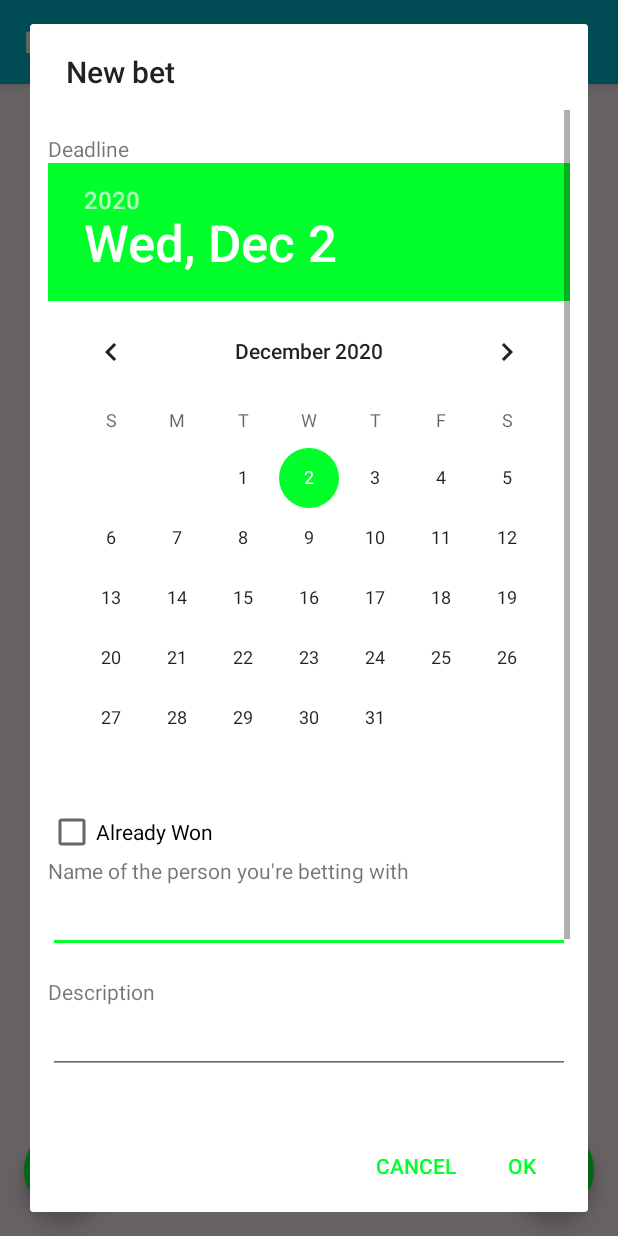
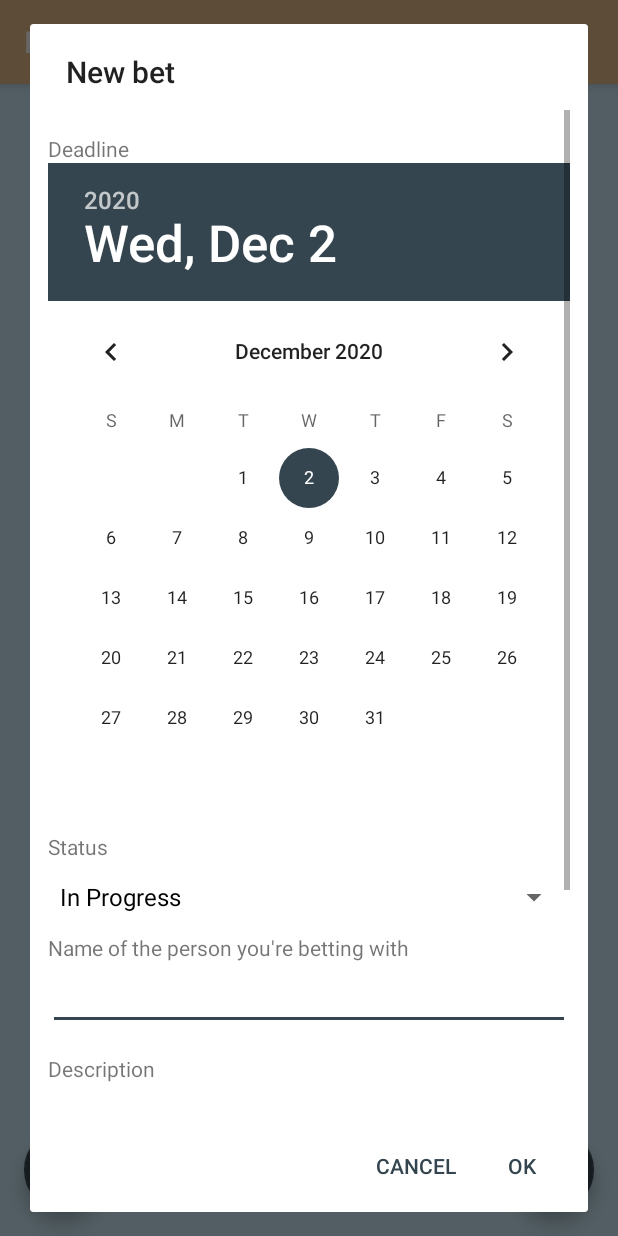
Before and after one commit to Frostforus/BetTracker, an Android app: the BetActivity screen opened directly, with no data from a screen before it, after a tap on an icon or button, on a phone screen of 412 x 824 dp. Run offline under Robolectric (Android 15) with nearby library versions, the phone set to English and light mode, and no system bars; our stand-ins replace Room's generated code; libraries missing offline, so code that uses them is left out: com.google.zxing.integration, com.journeyapps.barcodescanner.

Commit message:
Status in database. Name database before final cleanup

```diff
--- a/app/src/main/java/com/frostforus/betTracker/list_data/adapter/BetAdapter.kt
+++ b/app/src/main/java/com/frostforus/betTracker/list_data/adapter/BetAdapter.kt
@@ -9,8 +9,8 @@ import androidx.annotation.DrawableRes
 import androidx.recyclerview.widget.RecyclerView
 import com.frostforus.betTracker.R
 import com.frostforus.betTracker.list_data.BetActivity
+import com.frostforus.betTracker.list_data.data.BetItem
 import com.frostforus.betTracker.list_data.fragments.BetItemDetailsFragment
-import hu.bme.aut.shoppinglist.data.BetItem
 import kotlin.concurrent.thread
 
 class BetAdapter(private val listener: BetItemClickListener, private val activity: BetActivity) :
@@ -34,7 +34,7 @@ class BetAdapter(private val listener: BetItemClickListener, private val activit
         holder.categoryTextView.text = item.category.name
         holder.priceTextView.text = item.pot + " Ft"
         holder.iconImageView.setImageResource(getImageResource(item.category))
-        holder.isBoughtCheckBox.isChecked = item.betOver
+        holder.isBoughtCheckBox.isChecked = (item.status.name == BetItem.Status.WON.name)
 
         holder.item = item
     }
--- a/app/src/main/java/com/frostforus/betTracker/list_data/data/BetItemDao.kt
+++ b/app/src/main/java/com/frostforus/betTracker/list_data/data/BetItemDao.kt
@@ -1,7 +1,6 @@
 package com.frostforus.betTracker.list_data.data
 
 import androidx.room.*
-import hu.bme.aut.shoppinglist.data.BetItem
 
 
 @Dao
--- a/app/src/main/java/com/frostforus/betTracker/list_data/data/BetListDatabase.kt
+++ b/app/src/main/java/com/frostforus/betTracker/list_data/data/BetListDatabase.kt
@@ -3,11 +3,10 @@ package com.frostforus.betTracker.list_data.data
 import androidx.room.Database
 import androidx.room.RoomDatabase
 import androidx.room.TypeConverters
-import hu.bme.aut.shoppinglist.data.BetItem
 
 //TODO: Make migration work
 @Database(entities = [BetItem::class], version = 4)
-@TypeConverters(value = [BetItem.Category::class])
+@TypeConverters(value = [BetItem.Category::class, BetItem.Status::class])
 abstract class BetListDatabase : RoomDatabase() {
     abstract fun betItemDao(): BetItemDao
 }
--- a/app/src/main/java/com/frostforus/betTracker/list_data/fragments/NewBetItemDialogFragment.kt
+++ b/app/src/main/java/com/frostforus/betTracker/list_data/fragments/NewBetItemDialogFragment.kt
@@ -12,15 +12,18 @@ import android.widget.*
 import androidx.appcompat.app.AlertDialog
 import androidx.fragment.app.DialogFragment
 import com.frostforus.betTracker.R
-import hu.bme.aut.shoppinglist.data.BetItem
+import com.frostforus.betTracker.list_data.data.BetItem
 
 //TODO: Rename all this shit
 private lateinit var nameEditText: EditText
 private lateinit var descriptionEditText: EditText
 private lateinit var estimatedPriceEditText: EditText
 private lateinit var categorySpinner: Spinner
+private lateinit var statusSpinner: Spinner
+
 private lateinit var alreadyPurchasedCheckBox: CheckBox
 private lateinit var picker: DatePicker
+
 class NewBetItemDialogFragment : DialogFragment() {
     interface NewBetItemDialogListener {
         fun onBetItemCreated(newItem: BetItem)
@@ -43,7 +46,7 @@ class NewBetItemDialogFragment : DialogFragment() {
         return AlertDialog.Builder(requireContext())
             .setTitle(R.string.new_bet)
             .setView(getContentView())
-            .setPositiveButton(R.string.ok) { dialogInterface, i ->
+            .setPositiveButton(R.string.ok) { _, _ ->
                 if (isValid()) {
                     listener.onBetItemCreated(getBetItem())
                 }
@@ -61,7 +64,8 @@ class NewBetItemDialogFragment : DialogFragment() {
         pot = estimatedPriceEditText.text.toString(),
         category = BetItem.Category.getByOrdinal(categorySpinner.selectedItemPosition)
             ?: BetItem.Category.ITEM,
-        betOver = alreadyPurchasedCheckBox.isChecked,
+        status = BetItem.Status.getByOrdinal(statusSpinner.selectedItemPosition)
+            ?: BetItem.Status.INPROGRESS,
 
         betEndYear = picker.year.toShort(),
         betEndMonth = picker.month.toShort(),
@@ -85,15 +89,18 @@ class NewBetItemDialogFragment : DialogFragment() {
         nameEditText = contentView.findViewById(R.id.ShoppingItemNameEditText)
         descriptionEditText = contentView.findViewById(R.id.ShoppingItemDescriptionEditText)
         estimatedPriceEditText = contentView.findViewById(R.id.ShoppingItemEstimatedPriceEditText)
-        categorySpinner = contentView.findViewById(R.id.ShoppingItemCategorySpinner)
-        categorySpinner.setAdapter(
-            ArrayAdapter(
-                requireContext(),
-                android.R.layout.simple_spinner_dropdown_item,
-                resources.getStringArray(R.array.category_items)
-            )
+        categorySpinner = contentView.findViewById(R.id.CategorySpinner)
+        categorySpinner.adapter = ArrayAdapter(
+            requireContext(),
+            android.R.layout.simple_spinner_dropdown_item,
+            resources.getStringArray(R.array.category_items)
         )
-        alreadyPurchasedCheckBox = contentView.findViewById(R.id.ShoppingItemIsPurchasedCheckBox)
+        statusSpinner = contentView.findViewById(R.id.StatusSpinner)
+        statusSpinner.adapter = ArrayAdapter(
+            requireContext(),
+            android.R.layout.simple_spinner_dropdown_item,
+            resources.getStringArray(R.array.status_items)
+        )
         return contentView
     }
 
--- a/app/src/main/java/com/frostforus/betTracker/list_data/fragments/RecyclerViewFragment.kt
+++ b/app/src/main/java/com/frostforus/betTracker/list_data/fragments/RecyclerViewFragment.kt
@@ -11,9 +11,9 @@ import androidx.recyclerview.widget.RecyclerView
 import com.frostforus.betTracker.R
 import com.frostforus.betTracker.list_data.BetActivity
 import com.frostforus.betTracker.list_data.adapter.BetAdapter
+import com.frostforus.betTracker.list_data.data.BetItem
 import com.google.zxing.integration.android.IntentIntegrator
 import com.journeyapps.barcodescanner.CaptureActivity
-import hu.bme.aut.shoppinglist.data.BetItem
 import kotlin.concurrent.thread
 
 
--- a/app/src/main/res/layout/dialog_new_bet_item.xml
+++ b/app/src/main/res/layout/dialog_new_bet_item.xml
@@ -27,11 +27,16 @@
                 android:layout_width="wrap_content"
                 android:layout_height="wrap_content" />
 
-            <CheckBox
-                android:id="@+id/ShoppingItemIsPurchasedCheckBox"
+            <TextView
+                android:layout_width="wrap_content"
+                android:layout_height="wrap_content"
+                android:layout_marginTop="16dip"
+                android:text="@string/status" />
+
+            <Spinner
+                android:id="@+id/StatusSpinner"
                 android:layout_width="match_parent"
-                android:layout_height="wrap_content"
-                android:text="@string/already_won" />
+                android:layout_height="wrap_content" />
 
             <TextView
                 android:layout_width="wrap_content"
@@ -61,7 +66,7 @@
                 android:text="@string/category" />
 
             <Spinner
-                android:id="@+id/ShoppingItemCategorySpinner"
+                android:id="@+id/CategorySpinner"
                 android:layout_width="match_parent"
                 android:layout_height="wrap_content" />
 
--- a/app/src/main/res/layout/fragment_item_details.xml
+++ b/app/src/main/res/layout/fragment_item_details.xml
@@ -98,7 +98,7 @@
                     android:layout_width="wrap_content"
                     android:layout_height="wrap_content"
 
-                    android:text="Bet over:" />
+                    android:text="Bet status:" />
 
                 <TextView
 
--- a/app/src/main/res/values/colors.xml
+++ b/app/src/main/res/values/colors.xml
@@ -1,10 +1,10 @@
 <?xml version="1.0" encoding="utf-8"?>
 <resources>
     <!--TODO: Get colors sorted!-->
-    <color name="colorPrimary">#00BCD4</color>
-    <color name="colorPrimaryDark">#007685</color>
-    <color name="colorAccent">#00FF2B</color>
-    <color name="colorBackground">#FFF4F8</color>
+    <color name="colorPrimary">#E9BF8C</color>
+    <color name="colorPrimaryDark">#976D45</color>
+    <color name="colorAccent">#34454F</color>
+    <color name="colorBackground">#CEEBF9</color>
 
 
     <color name="colorTransparentFifty">#80FFFFFF</color>
--- a/app/src/main/res/values/strings.xml
+++ b/app/src/main/res/values/strings.xml
@@ -19,10 +19,17 @@
     <string name="check_if_on">Check service</string>
     <string name="turn_on_notifications">Turn On Notifications</string>
     <string name="turn_off_notifications">Turn Off Notifications</string>
+    <string name="status">Status</string>
 
     <string-array name="category_items">
         <item>Money</item>
         <item>Action</item>
         <item>Item</item>
     </string-array>
+
+    <string-array name="status_items">
+        <item>In Progress</item>
+        <item>Won</item>
+        <item>Lost</item>
+    </string-array>
 </resources>
```
Also changed, not shown: app/src/main/java/com/frostforus/betTracker/list_data/BetActivity.kt (+6 -2 lines), app/src/main/java/com/frostforus/betTracker/list_data/data/BetItem.kt (+21 -3 lines), app/src/main/java/com/frostforus/betTracker/list_data/fragments/BetItemDetailsFragment.kt (+5 -3 lines).
